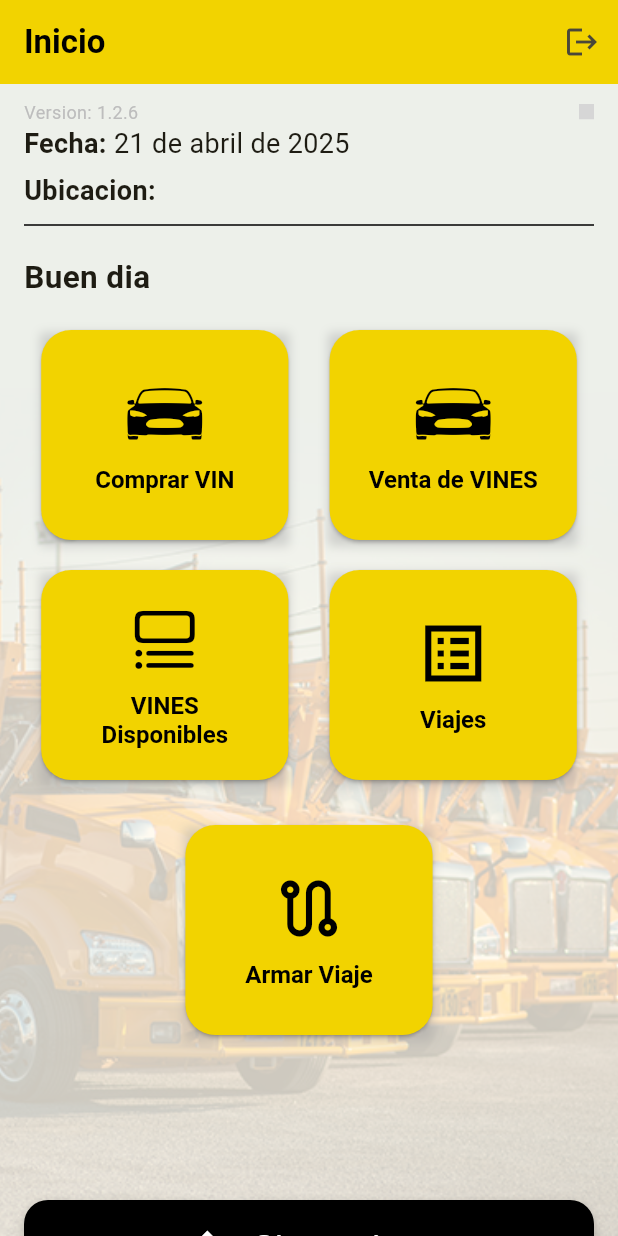
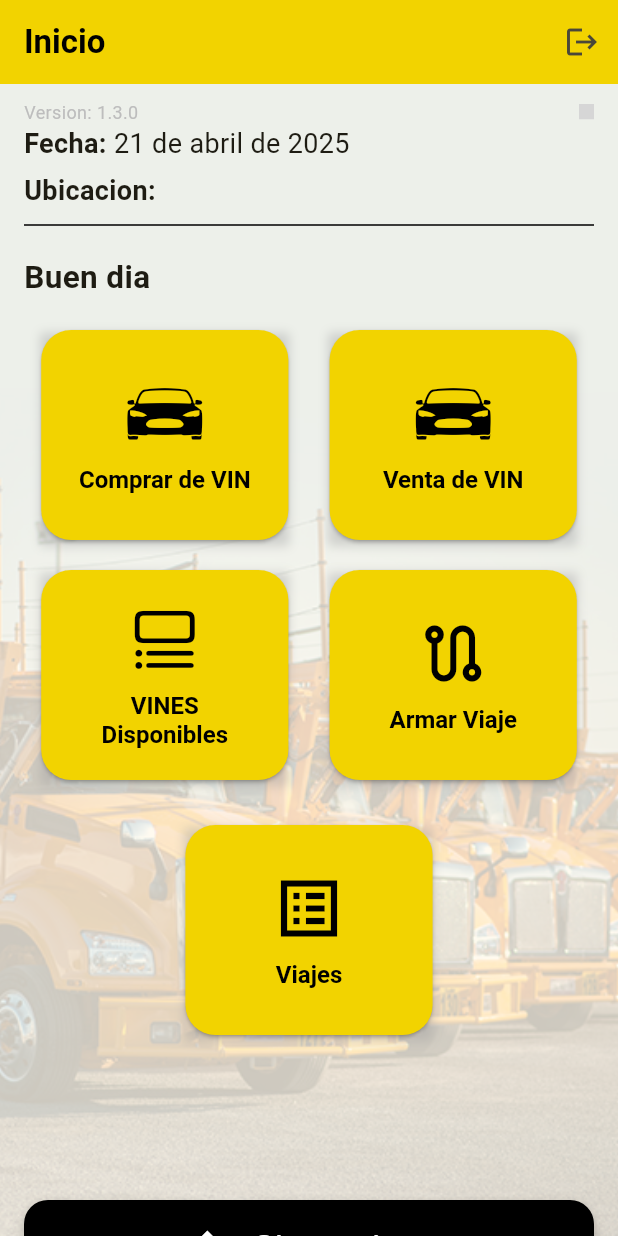
Before and after one commit to hguerrero10/tleavin-movil, a Flutter app: the InicioScreen screen opened directly, on a phone screen of 412 x 824 dp. Run offline on Flutter 3.47's test engine with Material 3 defaults, Android fonts, the phone set to English and light mode, and no system bars; our stand-ins replace dropdown_search, flutter_slider_drawer, fluttertoast, gallery_saver, image_picker, slide_to_act and 1 more; missing offline and left inert: connectivity_widget, flutter_barcode_scanner, syncfusion_flutter_signaturepad, widget_zoom; accounts and stored records are empty; grey boxes are pictures that could not be loaded.

Commit message:
Version 1.3.0

```diff
--- a/lib/src/home/inicio.dart
+++ b/lib/src/home/inicio.dart
@@ -215,8 +215,8 @@ class _InicioScreenState extends State<InicioScreen> {
       child: Row(
         mainAxisAlignment: MainAxisAlignment.spaceEvenly,
         children: [
-          _panel(CupertinoIcons.car_detailed, () => Navigator.push(context, MaterialPageRoute(builder: (context) => const CompraVin())), 'Comprar VIN'),
-          _panel(CupertinoIcons.car_detailed, () => Navigator.push(context, MaterialPageRoute(builder: (context) => const VentaVin())), 'Venta de VINES'),
+          _panel(CupertinoIcons.car_detailed, () => Navigator.push(context, MaterialPageRoute(builder: (context) => const CompraVin())), 'Comprar de VIN'),
+          _panel(CupertinoIcons.car_detailed, () => Navigator.push(context, MaterialPageRoute(builder: (context) => const VentaVin())), 'Venta de VIN'),
         ]
       )
     );
@@ -230,7 +230,7 @@ class _InicioScreenState extends State<InicioScreen> {
         children: [
           // _panel(Icons.route_outlined, () {Navigator.push(context,MaterialPageRoute(builder: (context) => const ArmarViaje())); itemP.deleteVSPV();}, 'Armar Viaje'),
           _panel(CupertinoIcons.list_bullet_below_rectangle, () => Navigator.push(context, MaterialPageRoute(builder: (context) => const VinsDisponibles())), 'VINES Disponibles'),
-          _panel(Icons.list_alt_sharp, () => Navigator.push(context, MaterialPageRoute(builder: (context) => const ViajesArmados())), 'Viajes')
+          _panel(Icons.route_outlined, () {Navigator.push(context,MaterialPageRoute(builder: (context) => const ArmarViaje())); itemP.deleteVSPV();}, 'Armar Viaje'),
         ]
       )
     );
@@ -242,7 +242,7 @@ class _InicioScreenState extends State<InicioScreen> {
       child: Row(
         mainAxisAlignment: MainAxisAlignment.spaceEvenly,
         children: [
-          _panel(Icons.route_outlined, () {Navigator.push(context,MaterialPageRoute(builder: (context) => const ArmarViaje())); itemP.deleteVSPV();}, 'Armar Viaje'),
+          _panel(Icons.list_alt_sharp, () => Navigator.push(context, MaterialPageRoute(builder: (context) => const ViajesArmados())), 'Viajes')
           // _panel(Icons.list_alt_sharp, () => Navigator.push(context, MaterialPageRoute(builder: (context) => const ViajesArmados())), 'Viajes')
         ]
       )
--- a/lib/src/pages/sincronizacion/enviar.dart
+++ b/lib/src/pages/sincronizacion/enviar.dart
@@ -26,7 +26,7 @@ class Sincronizar extends StatefulWidget {
 
 class _SincronizarState extends State<Sincronizar> {
 
-  String urlEnviarData = 'https://parapruebas.tlea.online/guardarVIN';
+  String urlEnviarData = 'https://parapruebas.tlea.online/guardarVenta';
 
   String urlClienteServer = 'https://parapruebas.tlea.online/obtenerCliente';
   Cliente? clienteInsertList;
--- a/lib/src/pages/sincronizacion/enviar_ventas.dart
+++ b/lib/src/pages/sincronizacion/enviar_ventas.dart
@@ -24,8 +24,7 @@ class EnviarVentaVin extends StatefulWidget {
 }
 
 class _EnviarVentaVinState extends State<EnviarVentaVin> {
-  // String urlEnviarData = 'http://192.168.12.176:3888/guardarVIN';
-  String urlEnviarData = 'https://parapruebas.tlea.online/guardarVIN';
+  String urlEnviarData = 'https://parapruebas.tlea.online/guardarVenta';
 
   final ImagePicker picker = ImagePicker();
 
@@ -504,6 +503,7 @@ class _EnviarVentaVinState extends State<EnviarVentaVin> {
   Future enviarData() async {
     // var vines = await DatabaseProvider.db.fetchVINES(itemP.clienteSeleccionado, itemP.destinoSeleccionado, iddetarja);
     var vines = await DatabaseProvider.db.enviarConTarja(itemP.clienteSeleccionado, itemP.destinoSeleccionado, iddetarja);
+
     try{
       http.Response response = await http.post(Uri.parse(urlEnviarData), body: vines.toString(), headers: {"Content-Type": "application/json"});
 
--- a/lib/src/widgets/cuerpo.dart
+++ b/lib/src/widgets/cuerpo.dart
@@ -43,7 +43,7 @@ class _CuerpoState extends State<Cuerpo> {
                   GestureDetector(
                     onDoubleTap: () => Navigator.push(context, MaterialPageRoute(builder: (context) => const InfoApp())),
                     child: Text(
-                      'Version: 1.2.6',
+                      'Version: 1.3.0',
                       style:  TextStyle(
                         fontSize: 12,
                         color: Colors.grey[400]
--- a/lib/src/widgets/info.dart
+++ b/lib/src/widgets/info.dart
@@ -106,7 +106,7 @@ class _InfoAppState extends State<InfoApp> {
             mainAxisAlignment: MainAxisAlignment.center,
             children: [
               Text(
-                'Versión: 1.2.6',
+                'Versión: 1.3.0',
                 style: TextStyle(
                   color: Color(0xfbb5bac9)
                 )
```
Also changed, not shown: lib/src/pages/sincronizacion/enviar_viaje.dart (+25 -1 lines).
